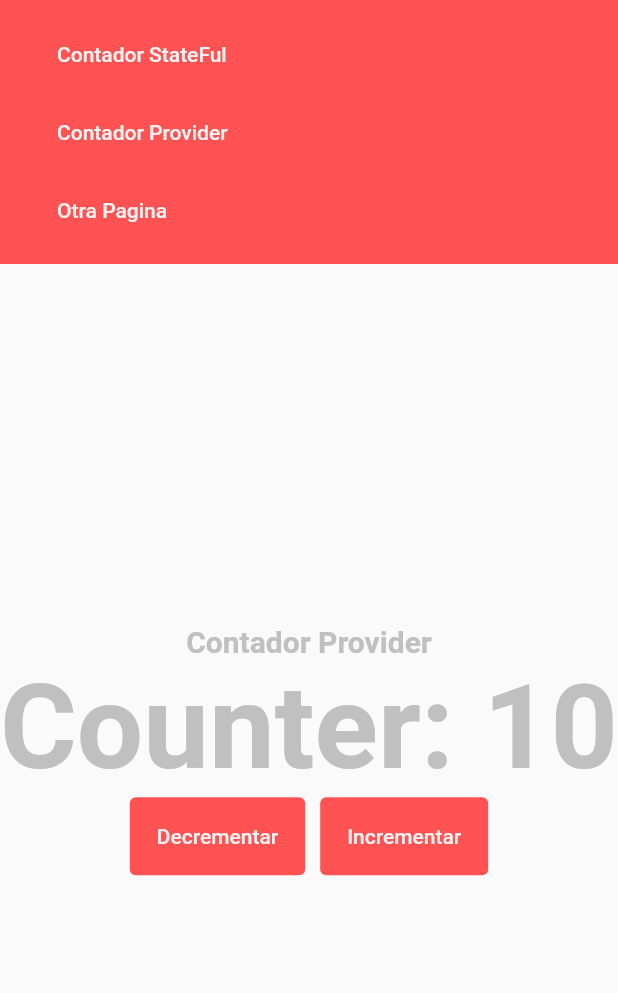
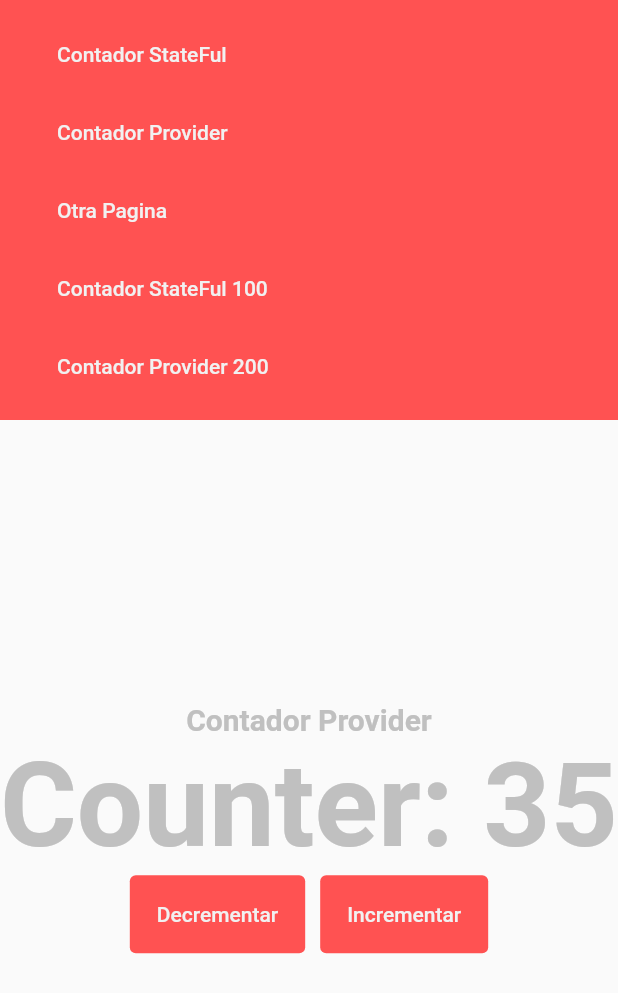
Before and after one commit to gusadolfo123/flutter_web_bases, a Flutter app: the screen it shows after launch, after a tap on "Decrementar", after a tap on "Incrementar", after a tap on "Contador Provider", on a phone screen of 412 x 824 dp. Shown: the top 993 px of the screen. Run offline on Flutter 3.47's test engine with Material 2 defaults, Android fonts, the phone set to English and light mode, and no system bars; our stand-ins replace fluro, get_it.

Commit message:
change router to fluro router

```diff
--- a/lib/main.dart
+++ b/lib/main.dart
@@ -1,14 +1,15 @@
 // import 'package:bases_web/ui/pages/counter_page.dart';
 // import 'package:bases_web/ui/pages/counter_provider_page.dart';
 import 'package:bases_web/locator.dart';
+import 'package:bases_web/router/router.dart';
 import 'package:bases_web/services/navigator_service.dart';
 import 'package:bases_web/ui/layout/main_layout_page.dart';
 import 'package:flutter/material.dart';
 
-import 'router/route_generator.dart';
-
 void main() {
   setupLocator();
+  Flurorouter.configureRoutes();
+
   runApp(const MyApp());
 }
 
@@ -21,14 +22,8 @@ class MyApp extends StatelessWidget {
       darkTheme: ThemeData.dark(),
       debugShowCheckedModeBanner: false,
       title: 'My App',
-      initialRoute: "/stateful",
-      // routes: {
-      //   "/stateful": (_) => const CounterPage(),
-      //   "/provider": (_) => const CounterProviderPage(),
-      // },
-      // onGenerateRoute: (settings) => RouterGenerator.generateRoute(settings),
-      onGenerateRoute: RouteGenerator
-          .generateRoute, // el producto de esto pasa por el builder
+      initialRoute: "/",
+      onGenerateRoute: Flurorouter.router.generator,
       navigatorKey: locator<NavigatorService>().navigatorKey,
       builder: (_, child) => MainLayoutPage(
         child: child!,
--- a/lib/providers/counter_provider.dart
+++ b/lib/providers/counter_provider.dart
@@ -1,7 +1,13 @@
 import 'package:flutter/material.dart';
 
 class CounterProvider extends ChangeNotifier {
-  int _counter = 10;
+  CounterProvider(String base) {
+    if (int.tryParse(base) != null) {
+      _counter = int.parse(base);
+    }
+  }
+
+  int _counter = 15;
 
   get counter => _counter;
 
--- a/lib/router/route_generator.dart
+++ /dev/null
@@ -1,42 +0,0 @@
-import 'package:bases_web/ui/pages/counter_page.dart';
-import 'package:bases_web/ui/pages/counter_provider_page.dart';
-import 'package:bases_web/ui/pages/page404.dart';
-import 'package:flutter/cupertino.dart';
-
-import 'package:flutter/foundation.dart' show kIsWeb;
-
-class RouteGenerator {
-  static Route<dynamic> generateRoute(RouteSettings settings) {
-    switch (settings.name) {
-      case "/stateful":
-        return _fadeRoute(const CounterPage(), "/stateful");
-      case "/provider":
-        return _fadeRoute(const CounterProviderPage(), "/provider");
-      default:
-        // return MaterialPageRoute(
-        //   settings: const RouteSettings(name: "/error"),
-        //   builder: (_) => const Page404(),
-        // );
-        return _fadeRoute(const Page404(), "/error");
-    }
-  }
-
-  static PageRoute _fadeRoute(Widget child, String routeName) {
-    return PageRouteBuilder(
-      settings: RouteSettings(name: routeName),
-      pageBuilder: (_, __, ___) => child,
-      transitionDuration: const Duration(milliseconds: 200),
-      transitionsBuilder: (_, animation, __, ___) => (kIsWeb)
-          ? FadeTransition(
-              opacity: animation,
-              child: child,
-            )
-          : CupertinoPageTransition(
-              primaryRouteAnimation: animation,
-              secondaryRouteAnimation: __,
-              linearTransition: true,
-              child: child,
-            ),
-    );
-  }
-}
--- /dev/null
+++ b/lib/router/route_handlers.dart
@@ -0,0 +1,42 @@
+// handlers
+import 'package:fluro/fluro.dart';
+import 'package:flutter/foundation.dart';
+
+import '../ui/views/counter_provider_view.dart';
+import '../ui/views/counter_view.dart';
+import '../ui/views/not_found_view.dart';
+
+final Handler counterHandler = Handler(
+  handlerFunc: (context, params) {
+    String baseParam = params['base']?.first ?? "5";
+
+    return CounterView(
+      base: baseParam,
+    );
+  },
+);
+
+final Handler providerHandler = Handler(
+  handlerFunc: (context, params) {
+    String baseParam = params['q']?.first ?? "35";
+
+    return CounterProviderView(
+      base: baseParam,
+    );
+  },
+);
+
+final Handler notFoundHandler = Handler(
+  handlerFunc: (context, params) {
+    return const NotFoundView();
+  },
+);
+
+final Handler dashboardUsersHandler = Handler(
+  handlerFunc: (context, params) {
+    if (kDebugMode) {
+      print(params);
+    }
+    return const NotFoundView();
+  },
+);
--- /dev/null
+++ b/lib/router/router.dart
@@ -0,0 +1,46 @@
+import 'package:bases_web/router/route_handlers.dart';
+import 'package:bases_web/ui/views/counter_provider_view.dart';
+import 'package:bases_web/ui/views/counter_view.dart';
+import 'package:fluro/fluro.dart';
+import 'package:flutter/foundation.dart';
+
+import '../ui/views/not_found_view.dart';
+
+class Flurorouter {
+  static final FluroRouter router = FluroRouter();
+
+  // routes
+  static void configureRoutes() {
+    router.define(
+      "/",
+      handler: counterHandler,
+      transitionType: TransitionType.fadeIn,
+    );
+
+    router.define(
+      "/stateful",
+      handler: counterHandler,
+      transitionType: TransitionType.fadeIn,
+    );
+
+    router.define(
+      "/stateful/:base",
+      handler: counterHandler,
+      transitionType: TransitionType.fadeIn,
+    );
+
+    router.define(
+      "/provider",
+      handler: providerHandler,
+      transitionType: TransitionType.fadeIn,
+    );
+
+    router.define(
+      "/dashboard/users/:userid/:roleid",
+      handler: dashboardUsersHandler,
+      transitionType: TransitionType.fadeIn,
+    );
+
+    router.notFoundHandler = notFoundHandler;
+  }
+}
--- a/lib/ui/pages/counter_page.dart
+++ /dev/null
@@ -1,66 +0,0 @@
-import 'package:flutter/material.dart';
-
-import '../shared/custom_flat_button.dart';
-
-class CounterPage extends StatefulWidget {
-  const CounterPage({super.key});
-
-  @override
-  State<CounterPage> createState() => _CounterPageState();
-}
-
-class _CounterPageState extends State<CounterPage> {
-  int counter = 0;
-
-  @override
-  Widget build(BuildContext context) {
-    return Scaffold(
-      body: Column(
-        mainAxisAlignment: MainAxisAlignment.center,
-        children: [
-          const Spacer(),
-          const Text(
-            "Contador Staful",
-            style: TextStyle(
-              fontSize: 20,
-              fontWeight: FontWeight.bold,
-              color: Color.fromRGBO(192, 192, 192, 1),
-            ),
-          ),
-          FittedBox(
-            fit: BoxFit.contain,
-            child: Text(
-              'Counter: $counter',
-              style: const TextStyle(
-                fontSize: 80,
-                fontWeight: FontWeight.bold,
-                color: Color.fromRGBO(192, 192, 192, 1),
-              ),
-            ),
-          ),
-          Row(
-            mainAxisAlignment: MainAxisAlignment.center,
-            children: [
-              CustomFlatButton(
-                text: "Decrementar",
-                onPressed: () => setState(() => counter--),
-              ),
-              const SizedBox(width: 10),
-              CustomFlatButton(
-                onPressed: () => setState(() => counter++),
-                text: "Incrementar",
-              ),
-            ],
-          ),
-          const Spacer(),
-        ],
-      ),
-    );
-  }
-
-  void _onPreseed() {
-    setState(() {
-      counter += 1;
-    });
-  }
-}
--- a/lib/ui/pages/counter_provider_page.dart
+++ /dev/null
@@ -1,67 +0,0 @@
-import 'package:bases_web/providers/counter_provider.dart';
-import 'package:flutter/material.dart';
-import 'package:provider/provider.dart';
-
-import '../shared/custom_flat_button.dart';
-
-class CounterProviderPage extends StatelessWidget {
-  const CounterProviderPage({super.key});
-
-  @override
-  Widget build(BuildContext context) {
-    return ChangeNotifierProvider(
-      create: (_) => CounterProvider(),
-      child: _CounterProviderPageBody(),
-    );
-  }
-}
-
-class _CounterProviderPageBody extends StatelessWidget {
-  @override
-  Widget build(BuildContext context) {
-    final counterProvider = Provider.of<CounterProvider>(context);
-
-    return Scaffold(
-      body: Column(
-        mainAxisAlignment: MainAxisAlignment.center,
-        children: [
-          const Spacer(),
-          const Text(
-            "Contador Provider",
-            style: TextStyle(
-              fontSize: 20,
-              fontWeight: FontWeight.bold,
-              color: Color.fromRGBO(192, 192, 192, 1),
-            ),
-          ),
-          FittedBox(
-            fit: BoxFit.contain,
-            child: Text(
-              'Counter: ${counterProvider.counter}',
-              style: const TextStyle(
-                fontSize: 80,
-                fontWeight: FontWeight.bold,
-                color: Color.fromRGBO(192, 192, 192, 1),
-              ),
-            ),
-          ),
-          Row(
-            mainAxisAlignment: MainAxisAlignment.center,
-            children: [
-              CustomFlatButton(
-                text: "Decrementar",
-                onPressed: () => counterProvider.decrement(),
-              ),
-              const SizedBox(width: 10),
-              CustomFlatButton(
-                onPressed: () => counterProvider.increment(),
-                text: "Incrementar",
-              ),
-            ],
-          ),
-          const Spacer(),
-        ],
-      ),
-    );
-  }
-}
--- a/lib/ui/shared/custom_app_menu.dart
+++ b/lib/ui/shared/custom_app_menu.dart
@@ -11,18 +11,14 @@ class CustomAppMenu extends StatelessWidget {
     return LayoutBuilder(
       builder: (_, constraints) {
         return (constraints.maxWidth > 520)
-            ? const _TableDesktopMenu()
-            : const _MobileMenu();
+            ? _TableDesktopMenu()
+            : _MobileMenu();
       },
     );
   }
 }
 
 class _TableDesktopMenu extends StatelessWidget {
-  const _TableDesktopMenu({
-    super.key,
-  });
-
   @override
   Widget build(BuildContext context) {
     return Container(
@@ -48,6 +44,18 @@ class _TableDesktopMenu extends StatelessWidget {
             text: "Otra Pagina",
             onPressed: () => locator<NavigatorService>().navigateTo("/123"),
           ),
+          const SizedBox(width: 10),
+          CustomFlatButton(
+            text: "Contador StateFul 100",
+            onPressed: () =>
+                locator<NavigatorService>().navigateTo("/stateful/100"),
+          ),
+          const SizedBox(width: 10),
+          CustomFlatButton(
+            text: "Contador Provider 200",
+            onPressed: () =>
+                locator<NavigatorService>().navigateTo("/provider?q=200"),
+          ),
         ],
       ),
     );
@@ -55,10 +63,6 @@ class _TableDesktopMenu extends StatelessWidget {
 }
 
 class _MobileMenu extends StatelessWidget {
-  const _MobileMenu({
-    super.key,
-  });
-
   @override
   Widget build(BuildContext context) {
     return Container(
@@ -85,6 +89,18 @@ class _MobileMenu extends StatelessWidget {
             text: "Otra Pagina",
             onPressed: () => locator<NavigatorService>().navigateTo("/123"),
           ),
+          const SizedBox(width: 10),
+          CustomFlatButton(
+            text: "Contador StateFul 100",
+            onPressed: () =>
+                locator<NavigatorService>().navigateTo("/stateful/100"),
+          ),
+          const SizedBox(width: 10),
+          CustomFlatButton(
+            text: "Contador Provider 200",
+            onPressed: () =>
+                locator<NavigatorService>().navigateTo("/provider?q=200"),
+          ),
         ],
       ),
     );
--- a/lib/ui/views/counter_provider_view.dart
+++ b/lib/ui/views/counter_provider_view.dart
@@ -1,17 +1,18 @@
 import 'package:bases_web/providers/counter_provider.dart';
-import 'package:bases_web/ui/shared/custom_app_menu.dart';
 import 'package:flutter/material.dart';
 import 'package:provider/provider.dart';
 
 import '../shared/custom_flat_button.dart';
 
 class CounterProviderView extends StatelessWidget {
-  const CounterProviderView({super.key});
+  final String base;
+
+  const CounterProviderView({super.key, required this.base});
 
   @override
   Widget build(BuildContext context) {
     return ChangeNotifierProvider(
-      create: (_) => CounterProvider(),
+      create: (_) => CounterProvider(base),
       child: _CounterProviderPageBody(),
     );
   }
@@ -25,7 +26,6 @@ class _CounterProviderPageBody extends StatelessWidget {
     return Column(
       mainAxisAlignment: MainAxisAlignment.center,
       children: [
-        const CustomAppMenu(),
         const Spacer(),
         const Text(
           "Contador Provider",
--- a/lib/ui/views/counter_view.dart
+++ b/lib/ui/views/counter_view.dart
@@ -1,24 +1,33 @@
-import 'package:bases_web/ui/shared/custom_app_menu.dart';
 import 'package:flutter/material.dart';
 
 import '../shared/custom_flat_button.dart';
 
 class CounterView extends StatefulWidget {
-  const CounterView({super.key});
+  final String base;
+
+  const CounterView({super.key, required this.base});
 
   @override
   State<CounterView> createState() => _CounterViewState();
 }
 
 class _CounterViewState extends State<CounterView> {
-  int counter = 0;
+  int counter = 5;
+
+  @override
+  void initState() {
+    super.initState();
+
+    if (int.tryParse(widget.base) != null) {
+      counter = int.parse(widget.base);
+    }
+  }
 
   @override
   Widget build(BuildContext context) {
     return Column(
       mainAxisAlignment: MainAxisAlignment.center,
       children: [
-        const CustomAppMenu(),
         const Spacer(),
         const Text(
           "Contador Staful",
@@ -57,10 +66,4 @@ class _CounterViewState extends State<CounterView> {
       ],
     );
   }
-
-  void _onPreseed() {
-    setState(() {
-      counter += 1;
-    });
-  }
 }
--- a/pubspec.yaml
+++ b/pubspec.yaml
@@ -29,6 +29,7 @@ environment:
 # versions available, run `flutter pub outdated`.
 dependencies:
   cupertino_icons: ^1.0.2
+  fluro: ^2.0.5
   flutter:
     sdk: flutter
   get_it: ^7.6.0
```
Also changed, not shown: lib/ui/views/not_found_view.dart (renamed from lib/ui/pages/page404.dart, +5 -4 lines), lib/ui/views/page404_view.dart (deleted, +0 -37 lines), pubspec.lock.
